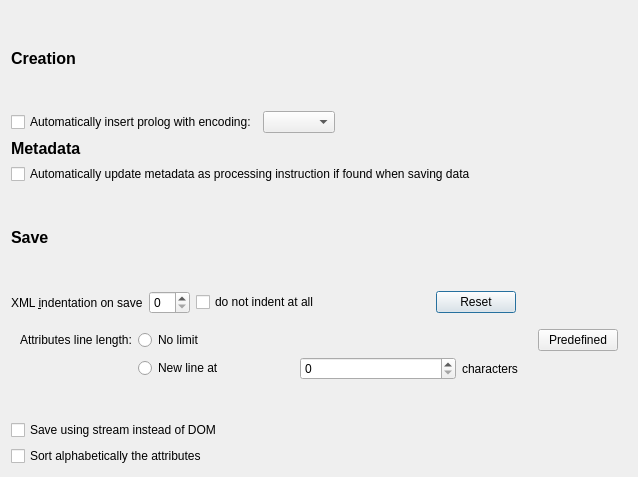
First picture: the form in src/config/configurexmlmanagementdialog.ui, repository lbellonda/qxmledit, before the edit.
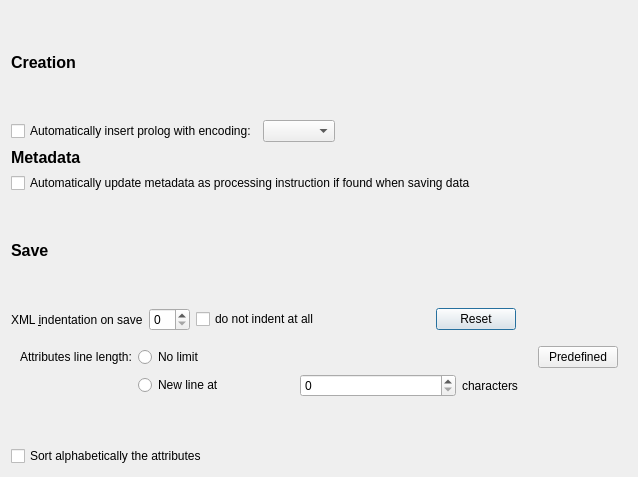
Second picture: the form after the edit.

The edit to the form file:
```diff
--- a/src/config/configurexmlmanagementdialog.ui
+++ b/src/config/configurexmlmanagementdialog.ui
@@ -284,13 +284,6 @@
      </layout>
     </widget>
    </item>
-   <item>
-    <widget class="QCheckBox" name="cbSaveStream">
-     <property name="text">
-      <string>Save using stream instead of DOM</string>
-     </property>
-    </widget>
-   </item>
    <item>
     <widget class="QCheckBox" name="chkSortAttributes">
      <property name="text">
```
Left out of the diff: 1 changed line with no effect on the pictures.
